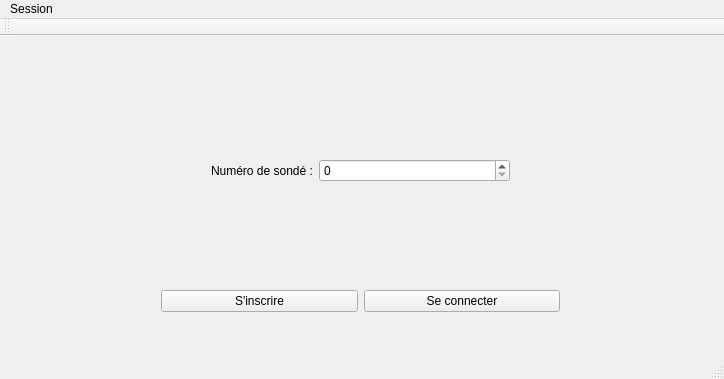
The window that QTProjectS6/mainwindow.ui (LeoGaudias/QTProjectS6) describes before a commit, drawn with Qt 5.
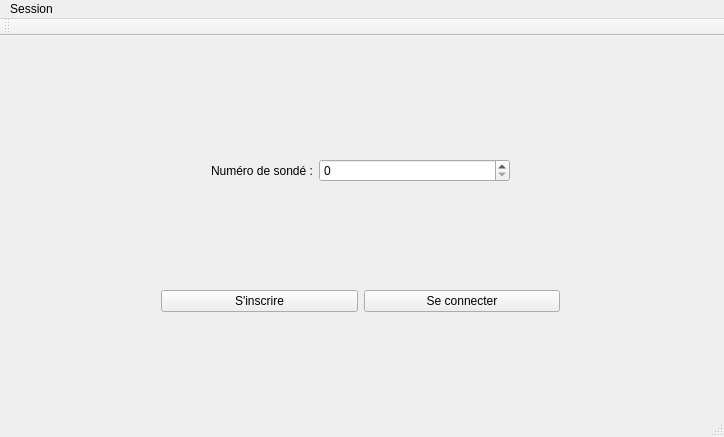
The same window after the commit.

```diff
--- a/QTProjectS6/mainwindow.ui
+++ b/QTProjectS6/mainwindow.ui
@@ -7,7 +7,7 @@
     <x>0</x>
     <y>0</y>
     <width>724</width>
-    <height>379</height>
+    <height>437</height>
    </rect>
   </property>
   <property name="windowTitle">
```
